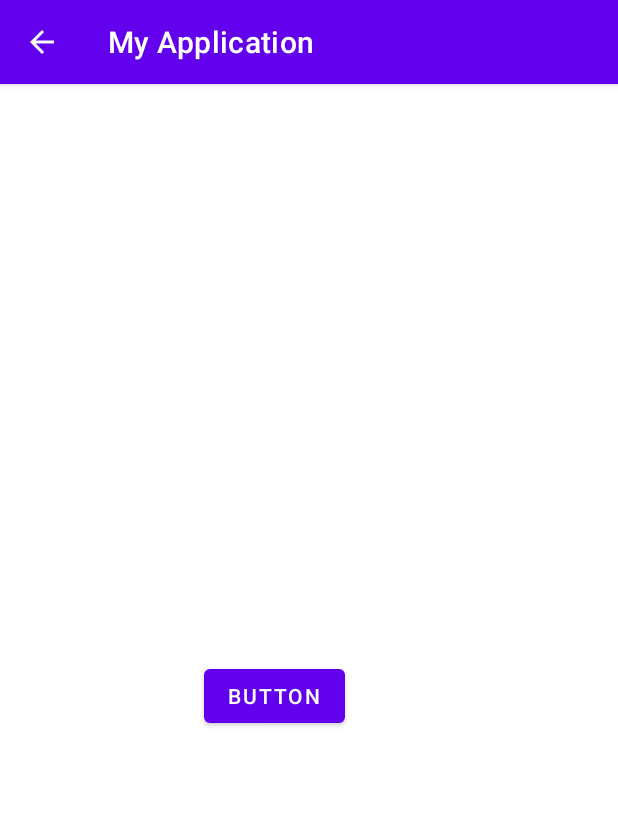
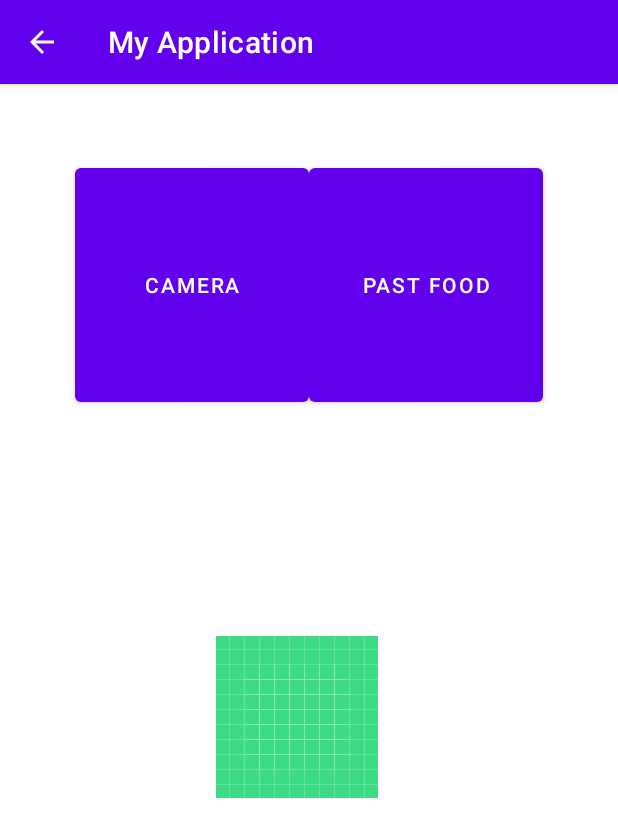
Before and after one commit to WillowArk/HealthyHabits, an Android app: the FoodTab screen opened directly, with no data from a screen before it, on a phone screen of 412 x 824 dp. Shown: the top 837 px of the screen. Run offline under Robolectric (Android 15) with nearby library versions, the phone set to English and light mode, and no system bars.

Commit message:
YEEAAAAAH BABY

```diff
--- a/app/src/main/java/com/example/myapplication/FoodTab.java
+++ b/app/src/main/java/com/example/myapplication/FoodTab.java
@@ -4,18 +4,16 @@ import androidx.appcompat.app.AppCompatActivity;
 
 import android.content.ActivityNotFoundException;
 import android.content.Intent;
+import android.graphics.Bitmap;
 import android.os.Bundle;
 import android.app.Activity;
 import android.provider.MediaStore;
 import android.view.View;
+import android.widget.ImageView;
 import android.widget.TextView;
 
 public class FoodTab extends AppCompatActivity {
 
-    public void takePicture(View view)
-    {
-
-    }
 
     @Override
     protected void onCreate(Bundle savedInstanceState) {
@@ -35,4 +33,15 @@ public class FoodTab extends AppCompatActivity {
         }
     }
 
+    @Override
+    protected void onActivityResult(int requestCode, int resultCode, Intent data) {
+        super.onActivityResult(requestCode, resultCode, data);
+        if (requestCode == REQUEST_IMAGE_CAPTURE && resultCode == RESULT_OK) {
+            Bundle extras = data.getExtras();
+            Bitmap imageBitmap = (Bitmap) extras.get("data");
+            ImageView imageView = (ImageView) findViewById(R.id.imageView1);
+            imageView.setImageBitmap(imageBitmap);
+        }
+    }
+
 }
--- a/app/src/main/res/layout/activity_food_tab.xml
+++ b/app/src/main/res/layout/activity_food_tab.xml
@@ -8,12 +8,41 @@
 
     <Button
         android:id="@+id/button"
+        android:layout_width="0dp"
+        android:layout_height="0dp"
+        android:layout_marginStart="50dp"
+        android:layout_marginTop="50dp"
+        android:layout_marginBottom="550dp"
+        android:onClick="dispatchTakePictureIntent"
+        android:text="Camera"
+        app:layout_constraintBottom_toBottomOf="parent"
+        app:layout_constraintEnd_toStartOf="@+id/button3"
+        app:layout_constraintHorizontal_bias="0.5"
+        app:layout_constraintStart_toStartOf="parent"
+        app:layout_constraintTop_toTopOf="parent" />
+
+    <ImageView
+        android:id="@+id/imageView1"
         android:layout_width="wrap_content"
         android:layout_height="wrap_content"
-        android:layout_marginStart="136dp"
-        android:layout_marginTop="384dp"
-        android:onClick="dispatchTakePictureIntent"
-        android:text="Button"
+        android:layout_marginStart="144dp"
+        android:layout_marginTop="368dp"
         app:layout_constraintStart_toStartOf="parent"
+        app:layout_constraintTop_toTopOf="parent"
+        app:srcCompat="@drawable/ic_launcher_background" />
+
+    <Button
+        android:id="@+id/button3"
+        android:layout_width="0dp"
+        android:layout_height="0dp"
+        android:layout_marginTop="50dp"
+        android:layout_marginEnd="50dp"
+        android:layout_marginBottom="550dp"
+        android:text="Past Food"
+        app:iconTint="#CD1B1B"
+        app:layout_constraintBottom_toBottomOf="parent"
+        app:layout_constraintEnd_toEndOf="parent"
+        app:layout_constraintHorizontal_bias="0.5"
+        app:layout_constraintStart_toEndOf="@+id/button"
         app:layout_constraintTop_toTopOf="parent" />
 </androidx.constraintlayout.widget.ConstraintLayout>
```
